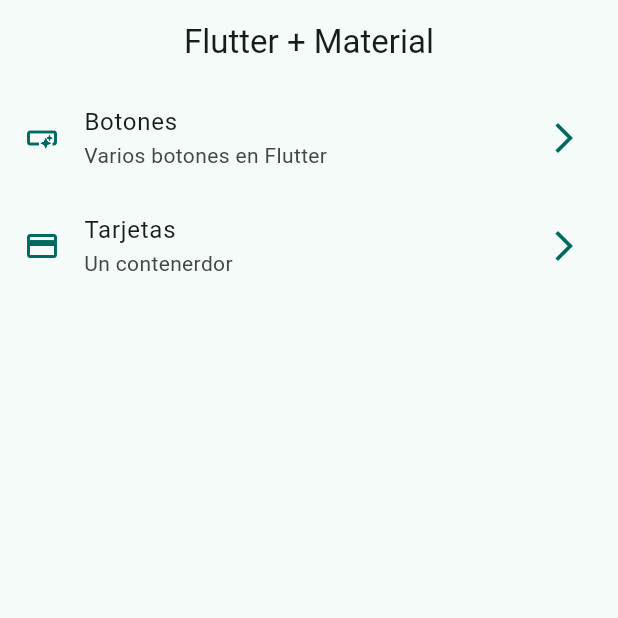
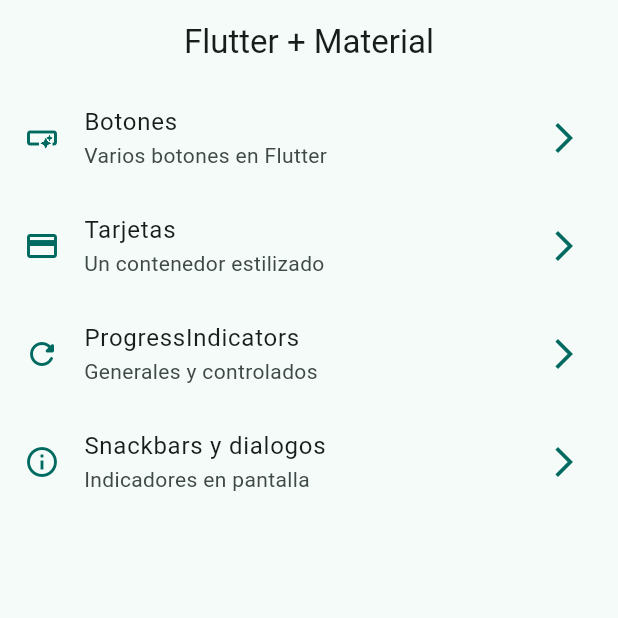
Before and after one commit to intimayta/widgets_app, a Flutter app: the screen it shows after launch, on a phone screen of 412 x 824 dp, the top half of it. Run offline on Flutter 3.47's test engine with Material 2 defaults, Android fonts, the phone set to English and light mode, and no system bars; our stand-ins replace go_router.

Commit message:
progress indicator

```diff
--- a/lib/config/menu/menu_items.dart
+++ b/lib/config/menu/menu_items.dart
@@ -21,7 +21,17 @@ const appMenuItems = <MenuItem>[
       icon: Icons.smart_button_outlined),
   MenuItem(
       title: 'Tarjetas',
-      subTitle: 'Un contenerdor ',
-      link: '/cards',
+      subTitle: 'Un contenedor estilizado',
+      link: '/card',
       icon: Icons.credit_card),
+  MenuItem(
+      title: 'ProgressIndicators',
+      subTitle: 'Generales y controlados',
+      link: '/progress',
+      icon: Icons.refresh_rounded),
+  MenuItem(
+      title: 'Snackbars y dialogos',
+      subTitle: 'Indicadores en pantalla',
+      link: '/snackbars',
+      icon: Icons.info_outline),
 ];
--- a/lib/config/router/app_router.dart
+++ b/lib/config/router/app_router.dart
@@ -1,6 +1,5 @@
 import 'package:go_router/go_router.dart';
-
-import '../../presentation/screens/screens.dart';
+import 'package:widgets_app/presentation/screens/screens.dart';
 
 // GoRouter configuration
 final appRouter = GoRouter(
@@ -21,5 +20,15 @@ final appRouter = GoRouter(
       name: CardsScreen.name,
       builder: (context, state) => const CardsScreen(),
     ),
+    GoRoute(
+      path: '/progress',
+      name: ProgressScreen.name,
+      builder: (context, state) => const ProgressScreen(),
+    ),
+    GoRoute(
+      path: '/snackbars',
+      name: SnackbarScreen.name,
+      builder: (context, state) => const SnackbarScreen(),
+    ),
   ],
 );
```
Also changed, not shown: lib/presentation/screens/progress/progress_screen.dart (+73 -1 lines).
